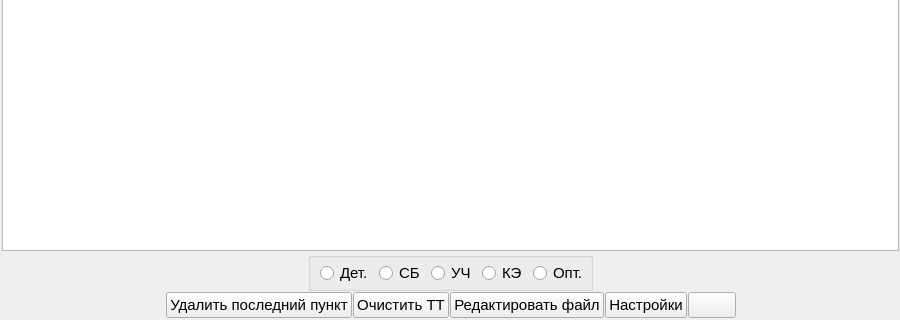
The window that Interface/main_window.ui (dimak222/TTEditor) describes before a commit, drawn with Qt 5; both pictures show x 0 to 900 and y 280 to 600 of the 900 by 600 pixel window.
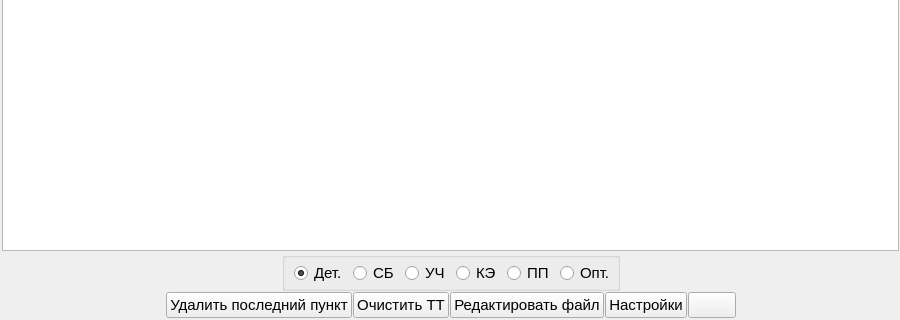
The same window after the commit. Icons and pictures are not drawn.

What changed in the file:
```diff
--- a/Interface/main_window.ui
+++ b/Interface/main_window.ui
@@ -57,17 +57,23 @@
         <number>0</number>
        </property>
        <item>
-        <spacer name="horizontalSpacer_4">
-         <property name="orientation">
-          <enum>Qt::Horizontal</enum>
+        <widget class="QLabel" name="text_line">
+         <property name="sizePolicy">
+          <sizepolicy hsizetype="MinimumExpanding" vsizetype="Minimum">
+           <horstretch>0</horstretch>
+           <verstretch>0</verstretch>
+          </sizepolicy>
          </property>
-         <property name="sizeHint" stdset="0">
-          <size>
-           <width>0</width>
-           <height>0</height>
-          </size>
+         <property name="font">
+          <font>
+           <pointsize>11</pointsize>
+           <hintingpreference>PreferDefaultHinting</hintingpreference>
+          </font>
          </property>
-        </spacer>
+         <property name="text">
+          <string/>
+         </property>
+        </widget>
        </item>
        <item>
         <widget class="QGroupBox" name="groupBox">
@@ -95,6 +101,9 @@
             <property name="text">
              <string>Дет.</string>
             </property>
+            <property name="checked">
+             <bool>true</bool>
+            </property>
            </widget>
           </item>
           <item>
@@ -118,6 +127,16 @@
             </property>
            </widget>
           </item>
+          <item>
+           <widget class="QRadioButton" name="board_rbtn">
+            <property name="toolTip">
+             <string>ТТ печатных плат</string>
+            </property>
+            <property name="text">
+             <string>ПП</string>
+            </property>
+           </widget>
+          </item>
           <item>
            <widget class="QRadioButton" name="optics_rbtn">
             <property name="text">
```
Left out of the diff: 36 changed lines with no effect on the pictures.
